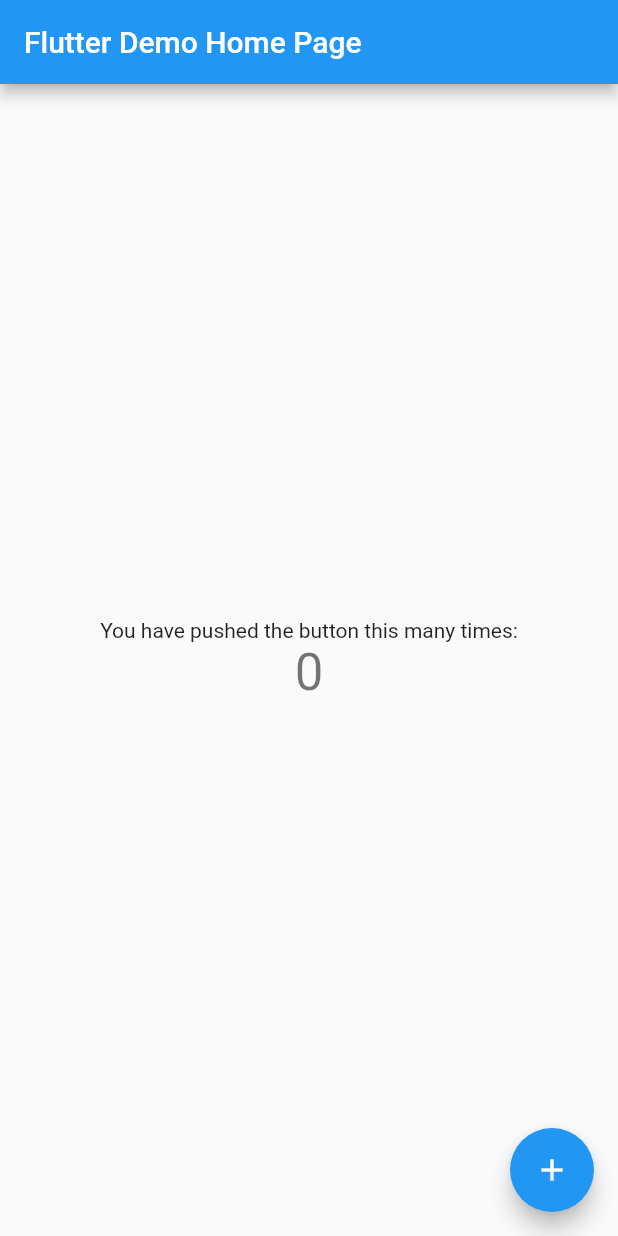
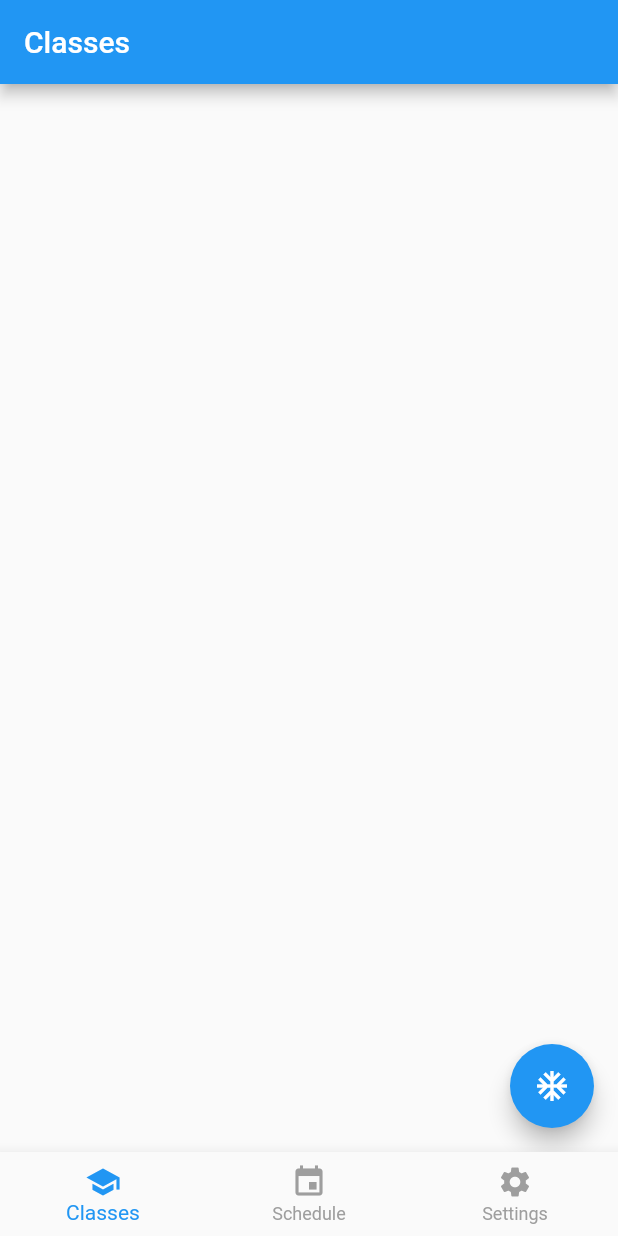
Before and after one commit to samuelobe/RPI-Course-Scheduler, a Flutter app: the screen it shows after launch, on a phone screen of 412 x 824 dp. Run offline on Flutter 3.47's test engine with Material 2 defaults, Android fonts, the phone set to English and light mode, and no system bars; our stand-ins replace cloud_firestore; accounts and stored records are empty.

Commit message:
Added Firebase to app

```diff
--- a/lib/main.dart
+++ b/lib/main.dart
@@ -1,117 +1,70 @@
 import 'package:flutter/material.dart';
+
+import 'pages/classes_page.dart';
+import 'pages/schedule_page.dart';
+import 'pages/settings_page.dart';
 
 void main() {
   runApp(MyApp());
 }
 
-class MyApp extends StatelessWidget {
-  // This widget is the root of your application.
+class MyApp extends StatefulWidget {
+  MyApp({Key key}) : super(key: key);
+
+  @override
+  _MyAppState createState() => _MyAppState();
+}
+
+class _MyAppState extends State<MyApp> {
+  final _pageOptions = [
+    ClassesPage(),
+    SchedulePage(),
+    SettingsPage()
+  ];
+  int _selectedTab = 0;
+  final _items = [
+    BottomNavigationBarItem(
+      icon: Icon(Icons.school),
+      title: Text('Classes'),
+    ),
+    BottomNavigationBarItem(
+      icon: Icon(Icons.event),
+      title: Text('Schedule'),
+    ),
+    BottomNavigationBarItem(
+      icon: Icon(Icons.settings),
+      title: Text('Settings'),
+    )
+  ];
   @override
   Widget build(BuildContext context) {
     return MaterialApp(
       title: 'Flutter Demo',
       theme: ThemeData(
-        // This is the theme of your application.
-        //
-        // Try running your application with "flutter run". You'll see the
-        // application has a blue toolbar. Then, without quitting the app, try
-        // changing the primarySwatch below to Colors.green and then invoke
-        // "hot reload" (press "r" in the console where you ran "flutter run",
-        // or simply save your changes to "hot reload" in a Flutter IDE).
-        // Notice that the counter didn't reset back to zero; the application
-        // is not restarted.
         primarySwatch: Colors.blue,
-        // This makes the visual density adapt to the platform that you run
-        // the app on. For desktop platforms, the controls will be smaller and
-        // closer together (more dense) than on mobile platforms.
         visualDensity: VisualDensity.adaptivePlatformDensity,
       ),
-      home: MyHomePage(title: 'Flutter Demo Home Page'),
+      home: SafeArea(
+        bottom: false,
+        child: Scaffold(
+          bottomNavigationBar: BottomNavigationBar(
+            type: BottomNavigationBarType.fixed,
+            selectedItemColor: Colors.blue,
+            unselectedItemColor: Colors.grey,
+            currentIndex: _selectedTab,
+            onTap: (index) {
+              setState(() {
+                _selectedTab = index;
+              });
+            },
+            items: _items,
+          ),
+          body: IndexedStack(
+            index: _selectedTab,
+            children: _pageOptions,
+          ),
+        ),
+      ),
     );
   }
 }
-
-class MyHomePage extends StatefulWidget {
-  MyHomePage({Key key, this.title}) : super(key: key);
-
-  // This widget is the home page of your application. It is stateful, meaning
-  // that it has a State object (defined below) that contains fields that affect
-  // how it looks.
-
-  // This class is the configuration for the state. It holds the values (in this
-  // case the title) provided by the parent (in this case the App widget) and
-  // used by the build method of the State. Fields in a Widget subclass are
-  // always marked "final".
-
-  final String title;
-
-  @override
-  _MyHomePageState createState() => _MyHomePageState();
-}
-
-class _MyHomePageState extends State<MyHomePage> {
-  int _counter = 0;
-
-  void _incrementCounter() {
-    setState(() {
-      // This call to setState tells the Flutter framework that something has
-      // changed in this State, which causes it to rerun the build method below
-      // so that the display can reflect the updated values. If we changed
-      // _counter without calling setState(), then the build method would not be
-      // called again, and so nothing would appear to happen.
-      _counter++;
-    });
-  }
-
-  @override
-  Widget build(BuildContext context) {
-    // This method is rerun every time setState is called, for instance as done
-    // by the _incrementCounter method above.
-    //
-    // The Flutter framework has been optimized to make rerunning build methods
-    // fast, so that you can just rebuild anything that needs updating rather
-    // than having to individually change instances of widgets.
-    return Scaffold(
-      appBar: AppBar(
-        // Here we take the value from the MyHomePage object that was created by
-        // the App.build method, and use it to set our appbar title.
-        title: Text(widget.title),
-      ),
-      body: Center(
-        // Center is a layout widget. It takes a single child and positions it
-        // in the middle of the parent.
-        child: Column(
-          // Column is also a layout widget. It takes a list of children and
-          // arranges them vertically. By default, it sizes itself to fit its
-          // children horizontally, and tries to be as tall as its parent.
-          //
-          // Invoke "debug painting" (press "p" in the console, choose the
-          // "Toggle Debug Paint" action from the Flutter Inspector in Android
-          // Studio, or the "Toggle Debug Paint" command in Visual Studio Code)
-          // to see the wireframe for each widget.
-          //
-          // Column has various properties to control how it sizes itself and
-          // how it positions its children. Here we use mainAxisAlignment to
-          // center the children vertically; the main axis here is the vertical
-          // axis because Columns are vertical (the cross axis would be
-          // horizontal).
-          mainAxisAlignment: MainAxisAlignment.center,
-          children: <Widget>[
-            Text(
-              'You have pushed the button this many times:',
-            ),
-            Text(
-              '$_counter',
-              style: Theme.of(context).textTheme.headline4,
-            ),
-          ],
-        ),
-      ),
-      floatingActionButton: FloatingActionButton(
-        onPressed: _incrementCounter,
-        tooltip: 'Increment',
-        child: Icon(Icons.add),
-      ), // This trailing comma makes auto-formatting nicer for build methods.
-    );
-  }
-}
--- /dev/null
+++ b/lib/pages/classes_page.dart
@@ -0,0 +1,28 @@
+import 'package:flutter/material.dart';
+import 'package:cloud_firestore/cloud_firestore.dart';
+
+class ClassesPage extends StatefulWidget {
+  @override
+  _ClassesPageState createState() => _ClassesPageState();
+}
+
+class _ClassesPageState extends State<ClassesPage> {
+  void _getCourses() {
+    Firestore.instance.collection('courses').getDocuments().then((value) {
+      value.documents.forEach((element) {
+        print('yeet');
+      });
+    });
+  }
+
+  @override
+  Widget build(BuildContext context) {
+    return Scaffold(
+      appBar: AppBar(
+        title: Text('Classes'),
+      ),
+      floatingActionButton: FloatingActionButton(
+          onPressed: _getCourses, child: Icon(Icons.ac_unit)),
+    );
+  }
+}
--- a/pubspec.yaml
+++ b/pubspec.yaml
@@ -21,6 +21,7 @@ environment:
   sdk: ">=2.7.0 <3.0.0"
 
 dependencies:
+  cloud_firestore: ^0.13.6
   flutter:
     sdk: flutter
 
@@ -30,6 +31,8 @@ dependencies:
   cupertino_icons: ^0.1.3
 
 dev_dependencies:
+  effective_dart: ^1.2.1
+  pedantic: ^1.9.0
   flutter_test:
     sdk: flutter
 
```
Also changed, not shown: analysis_options.yaml (added, +9 -0 lines), lib/pages/schedule_page.dart (added, +19 -0 lines), lib/pages/settings_page.dart (added, +22 -0 lines), pubspec.lock, 4 other files.
